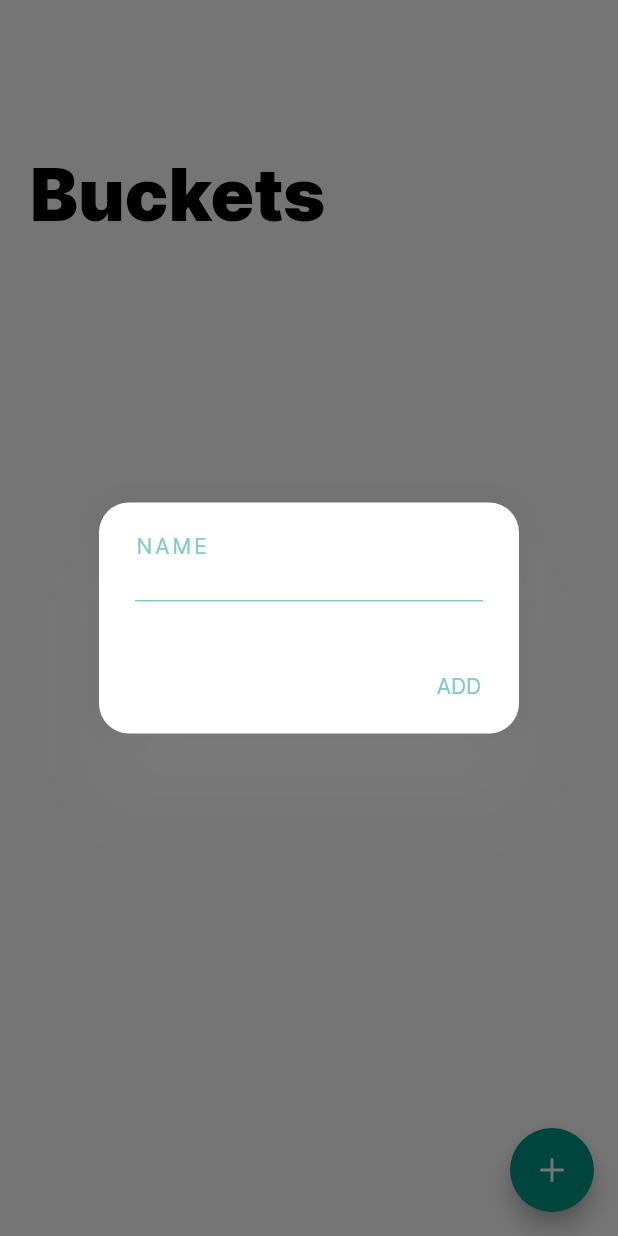
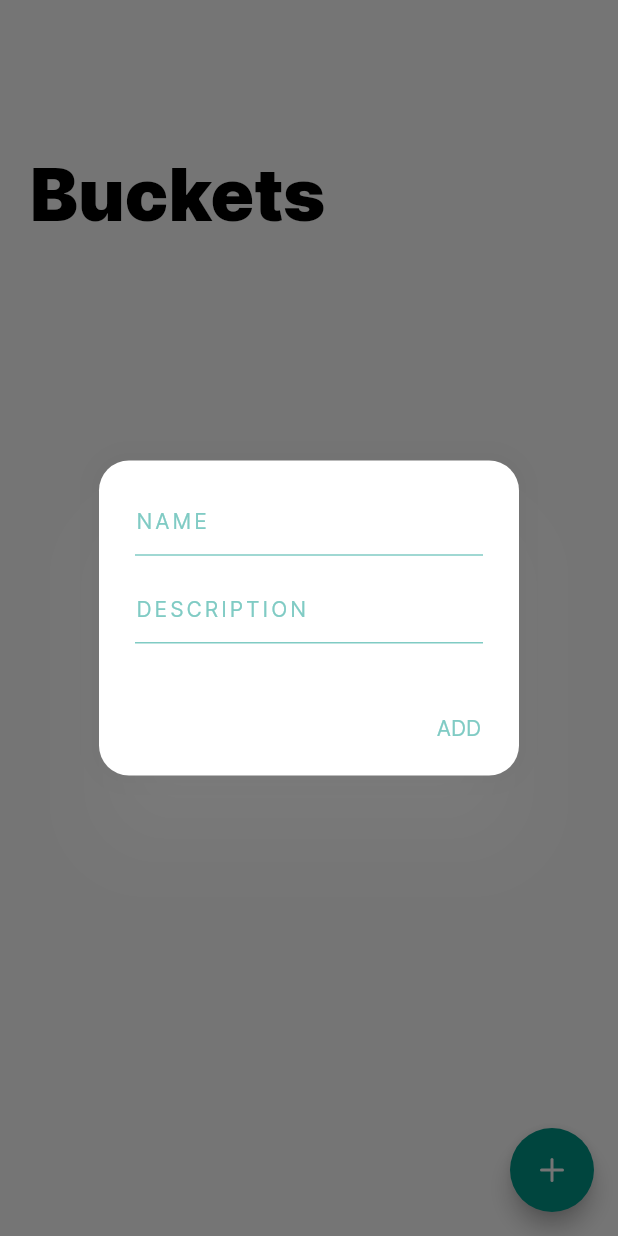
Before and after one commit to arg274/salvare, a Flutter app: the Buckets screen opened directly, after a tap on an icon or button, on a phone screen of 412 x 824 dp. Run offline on Flutter 3.47's test engine with Material 2 defaults, Android fonts, the phone set to English and light mode, and no system bars; our stand-ins replace cached_network_image, cloud_firestore, dropdown_search, firebase_auth, firebase_core, flutter_feather_icons and 8 more; missing offline and left inert: flutter_material_color_picker, metadata_fetch, patterns_canvas, switcher_button; accounts and stored records are empty.

Commit message:
Expose bucket description to UI

```diff
--- a/lib/model/bucket.dart
+++ b/lib/model/bucket.dart
@@ -23,12 +23,13 @@ class Bucket {
       required this.dateUpdated});
 
   // Named constructor that forwards to the default one.
-  Bucket.unlaunched(String name, String user)
+  Bucket.unlaunched(String name, String desc, String user)
       : this(
             id: md5
                 .convert(utf8.encode(name + DateTime.now().toString()))
                 .toString(),
             name: name,
+            description: desc,
             users: [user],
             dateCreated: DateTime.now(),
             dateUpdated: DateTime.now());
--- a/lib/view/screen/buckets.dart
+++ b/lib/view/screen/buckets.dart
@@ -21,6 +21,7 @@ class _BucketsState extends State<Buckets> {
   Future<void> showAddBucketDialogue(BuildContext context) async {
     final _formkey = GlobalKey<FormState>();
     final TextEditingController _bucketTEC = TextEditingController();
+    final TextEditingController _descTEC = TextEditingController();
     return await showDialog(
         context: context,
         builder: (context) {
@@ -32,7 +33,8 @@ class _BucketsState extends State<Buckets> {
                   onPressed: () => {
                         if (_formkey.currentState!.validate())
                           {
-                            bucketController.addBucket(_bucketTEC.text),
+                            bucketController.addBucket(
+                                _bucketTEC.text, _descTEC.text),
                             Navigator.of(context).pop()
                           }
                       },
@@ -48,20 +50,31 @@ class _BucketsState extends State<Buckets> {
                 crossAxisAlignment: CrossAxisAlignment.start,
                 mainAxisSize: MainAxisSize.min,
                 children: [
-                  Text(
-                    'Name'.toUpperCase(),
-                    style:
-                        Theme.of(context).textTheme.formLabel.fixFontFamily(),
-                  ),
                   TextFormField(
                     controller: _bucketTEC,
-                    onChanged: (category) => {},
-                    decoration: const InputDecoration(
+                    decoration: InputDecoration(
+                      labelText: 'Name'.toUpperCase(),
+                      labelStyle:
+                          Theme.of(context).textTheme.formLabel.fixFontFamily(),
                       isDense: true,
-                      contentPadding: EdgeInsets.symmetric(vertical: 5.0),
+                      contentPadding: const EdgeInsets.symmetric(vertical: 5.0),
                     ),
                     validator: (bucketName) {
                       return bucketController.validateBucket(bucketName);
+                    },
+                  ),
+                  const SizedBox(height: 15.0),
+                  TextFormField(
+                    controller: _descTEC,
+                    decoration: InputDecoration(
+                      labelText: 'Description'.toUpperCase(),
+                      labelStyle:
+                          Theme.of(context).textTheme.formLabel.fixFontFamily(),
+                      isDense: true,
+                      contentPadding: const EdgeInsets.symmetric(vertical: 5.0),
+                    ),
+                    validator: (bucketDesc) {
+                      return bucketController.validateBucketDesc(bucketDesc);
                     },
                   ),
                 ],
```
Also changed, not shown: lib/controller/bucket_controller.dart (+13 -4 lines), lib/view/screen/bucket_resources.dart (+27 -4 lines).
